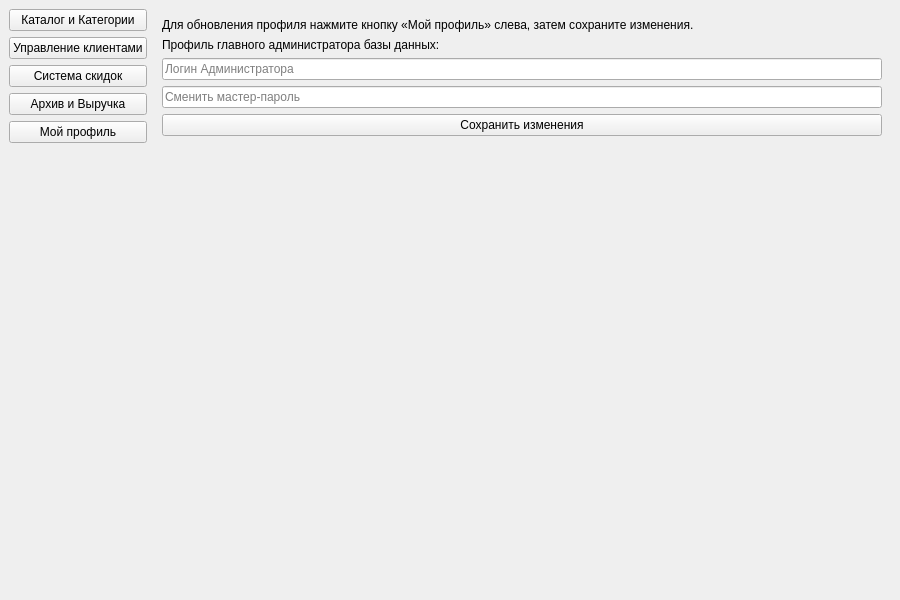
alexxxandra031/Online-Shop, file client/adminwindow.ui: the form before one commit.
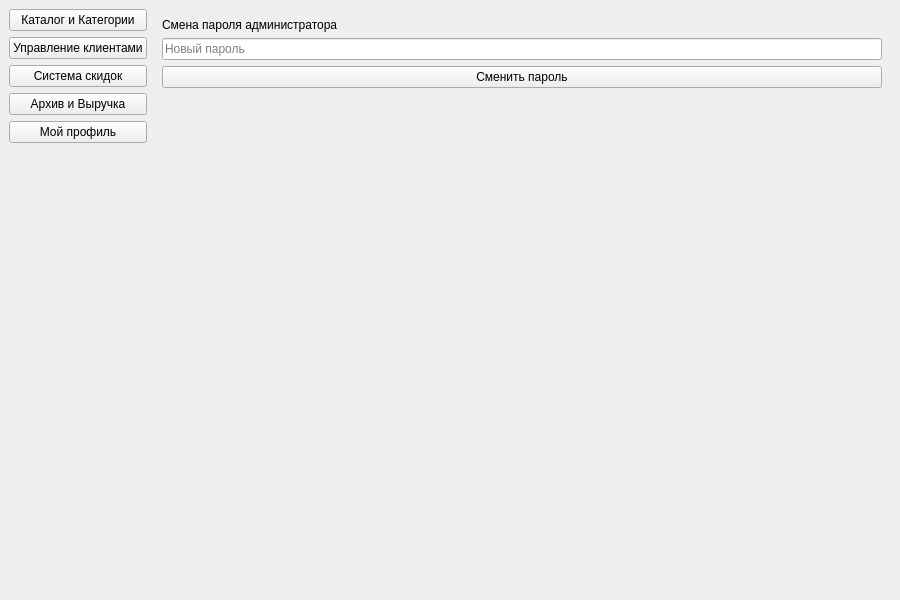
The form after the commit. The open tabs and pages were chosen to show the change.

```diff
--- a/client/adminwindow.ui
+++ b/client/adminwindow.ui
@@ -180,27 +180,21 @@
         <item>
          <widget class="QLabel" name="lblInfoProfile">
           <property name="text">
-           <string>Для обновления профиля нажмите кнопку «Мой профиль» слева, затем сохраните изменения.</string>
+           <string>Смена пароля администратора</string>
           </property>
           <property name="wordWrap"><bool>true</bool></property>
          </widget>
         </item>
         <item>
-         <widget class="QLabel" name="lblProf"><property name="text"><string>Профиль главного администратора базы данных:</string></property></widget>
-        </item>
-        <item>
-         <widget class="QLineEdit" name="lineEmail">
-          <property name="placeholderText"><string>Логин Администратора</string></property>
-         </widget>
-        </item>
-        <item>
-         <widget class="QLineEdit" name="linePassword">
-          <property name="placeholderText"><string>Сменить мастер-пароль</string></property>
+         <widget class="QLineEdit" name="lineNewPassword">
+          <property name="placeholderText"><string>Новый пароль</string></property>
           <property name="echoMode"><enum>QLineEdit::Password</enum></property>
          </widget>
         </item>
         <item>
-         <widget class="QPushButton" name="btnSaveProfile"><property name="text"><string>Сохранить изменения</string></property></widget>
+         <widget class="QPushButton" name="btnChangePassword">
+          <property name="text"><string>Сменить пароль</string></property>
+         </widget>
         </item>
         <item>
          <spacer name="profSpacer">
```
Left out of the diff: 8 changed lines with no effect on the pictures.
